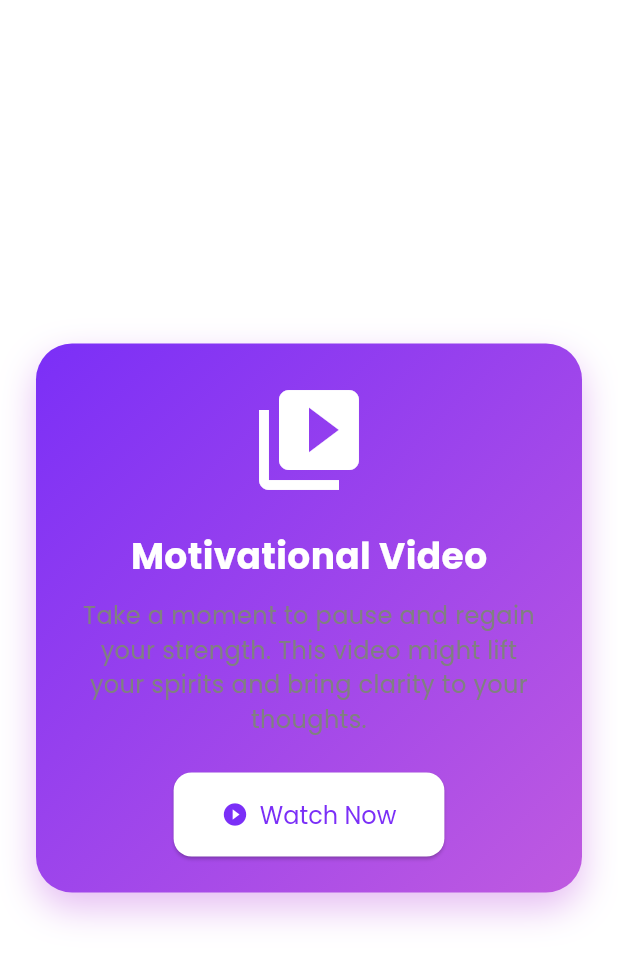
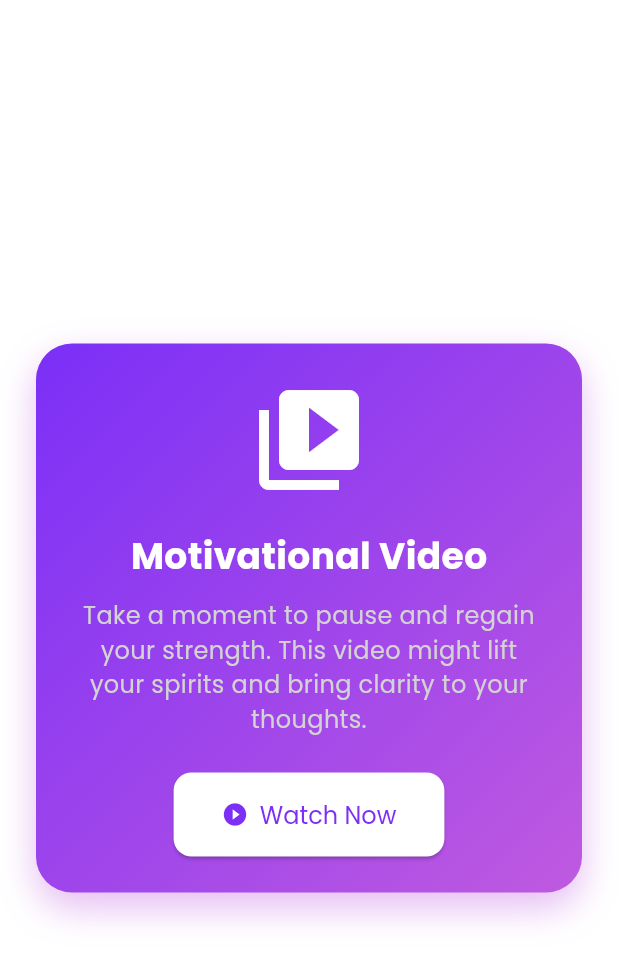
Before and after one commit to shoaib3474/Caress-Care, a Flutter app: the VideoRefScreen screen opened by its route, on a phone screen of 412 x 824 dp. Shown: the top 963 px of the screen. Run offline on Flutter 3.47's test engine with Material 3 defaults, Android fonts, the phone set to English and light mode, and no system bars; our stand-ins replace firebase_core, get, google_fonts, lottie; accounts and stored records are empty.

Commit message:
refactor color

```diff
--- a/lib/view/screens/video_ref_screen.dart
+++ b/lib/view/screens/video_ref_screen.dart
@@ -69,7 +69,9 @@ class VideoRefScreen extends StatelessWidget {
                 const SizedBox(height: 12),
                 Text(
                   'Take a moment to pause and regain your strength. This video might lift your spirits and bring clarity to your thoughts.',
-                  style: AppTextStyles.body16.copyWith(color: AppColors.grey),
+                  style: AppTextStyles.body16.copyWith(
+                    color: AppColors.lightgrey,
+                  ),
                   textAlign: TextAlign.center,
                 ),
                 const SizedBox(height: 24),
```
